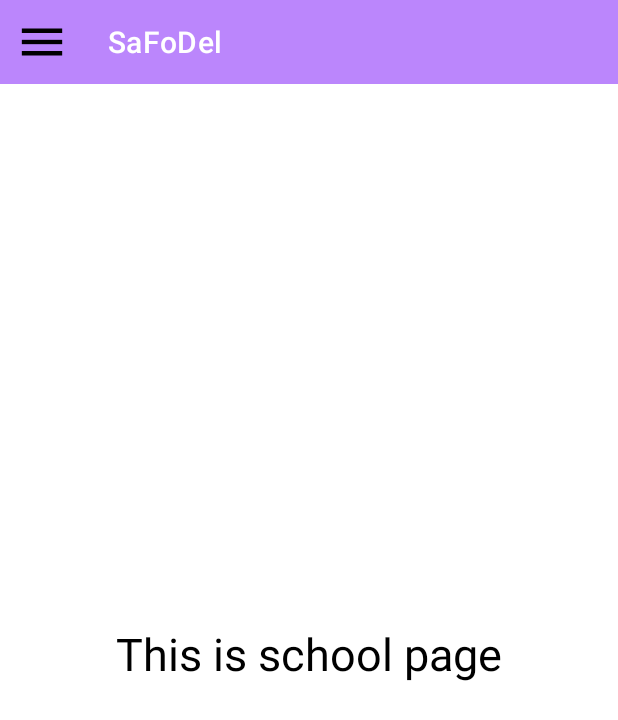
After one commit to M-POSD/SaFoDel, an Android app: the SchoolFragment screen opened through its navigation route, on a phone screen of 412 x 824 dp. The commit adds this screen. Shown: the top 720 px of the screen. Run offline under Robolectric (Android 15) with nearby library versions, the phone set to English and light mode, and no system bars.

Commit message:
init navigation function

```diff
--- a/app/build.gradle
+++ b/app/build.gradle
@@ -1,6 +1,7 @@
 plugins {
     id 'com.android.application'
     id 'kotlin-android'
+    id 'androidx.navigation.safeargs.kotlin'
 }
 
 android {
@@ -37,12 +38,14 @@ android {
 
 dependencies {
 
+    implementation "androidx.fragment:fragment-ktx:1.3.6"
     implementation 'androidx.core:core-ktx:1.6.0'
     implementation 'androidx.appcompat:appcompat:1.3.1'
     implementation 'com.google.android.material:material:1.4.0'
     implementation 'androidx.constraintlayout:constraintlayout:2.1.0'
     implementation("androidx.navigation:navigation-fragment-ktx:2.3.5")
     implementation("androidx.navigation:navigation-ui-ktx:2.3.5")
+    implementation 'androidx.legacy:legacy-support-v4:1.0.0'
     testImplementation 'junit:junit:4.13.2'
     androidTestImplementation 'androidx.test.ext:junit:1.1.3'
     androidTestImplementation 'androidx.test.espresso:espresso-core:3.4.0'
--- /dev/null
+++ b/app/src/main/java/com/example/safodel/fragment/HomeFragment.kt
@@ -0,0 +1,30 @@
+package com.example.safodel.fragment
+
+import android.os.Bundle
+import android.view.LayoutInflater
+import android.view.View
+import android.view.ViewGroup
+import androidx.fragment.app.Fragment
+import com.example.safodel.databinding.FragmentHomeBinding
+
+class HomeFragment:Fragment() {
+    private var _binding: FragmentHomeBinding? = null
+    private val binding get() = _binding!!
+
+
+    override fun onCreateView(
+        inflater: LayoutInflater,
+        container: ViewGroup?,
+        savedInstanceState: Bundle?
+    ): View {
+        _binding = FragmentHomeBinding.inflate(inflater,container,false)
+        return binding.root
+    }
+
+
+    override fun onDestroyView() {
+        super.onDestroyView()
+        _binding = null
+    }
+
+}
--- /dev/null
+++ b/app/src/main/java/com/example/safodel/fragment/SchoolFragment.kt
@@ -0,0 +1,28 @@
+package com.example.safodel.fragment
+
+import android.os.Bundle
+import android.view.LayoutInflater
+import android.view.View
+import android.view.ViewGroup
+import androidx.fragment.app.Fragment
+import com.example.safodel.databinding.FragmentSchoolBinding
+
+
+
+class SchoolFragment : Fragment() {
+    private var _binding: FragmentSchoolBinding? = null
+    private val binding get() = _binding!!
+    override fun onCreateView(
+        inflater: LayoutInflater,
+        container: ViewGroup?,
+        savedInstanceState: Bundle?
+    ): View {
+        _binding = FragmentSchoolBinding.inflate(inflater,container,false)
+        return binding.root
+    }
+
+    override fun onDestroyView() {
+        super.onDestroyView()
+        _binding = null
+    }
+}
--- a/app/src/main/java/com/example/safodel/ui/main/MainActivity.kt
+++ b/app/src/main/java/com/example/safodel/ui/main/MainActivity.kt
@@ -4,8 +4,11 @@ import androidx.appcompat.app.AppCompatActivity
 import android.os.Bundle
 import android.view.MenuItem
 import androidx.core.view.GravityCompat
+import androidx.navigation.fragment.NavHostFragment
 import com.example.safodel.R
 import com.example.safodel.databinding.ActivityMainBinding
+
+
 
 class MainActivity : AppCompatActivity() {
     private lateinit var binding: ActivityMainBinding
@@ -17,14 +20,28 @@ class MainActivity : AppCompatActivity() {
         supportActionBar?.let {
             it.setDisplayHomeAsUpEnabled(true)
             it.setHomeAsUpIndicator(R.drawable.outline_menu_black_36)
+        }
+        val navHostFragment = supportFragmentManager.findFragmentById(R.id.nav_host_fragment) as NavHostFragment
+        val navController = navHostFragment.navController // Control fragment
+
             binding.navView.setCheckedItem(R.id.nav_view)
             binding.navView.setNavigationItemSelectedListener {
+                if(!navController.popBackStack(it.itemId, false)){
+                    navController.popBackStack() // Previous fragment out of stack
+                    when(it.itemId){
+                        R.id.navHome -> navController.navigate(R.id.homefragment)
+                        R.id.navSchool -> if(navController.currentDestination?.id != it.itemId ) navController.navigate(R.id.schoolFragment)
+                    }
+                }
                 binding.drawerLayout.closeDrawers()
                 true
             }
-        }
+
     }
 
+    /**
+     * Press the navigation icon to pop up the navigation window
+     */
     override fun onOptionsItemSelected(item: MenuItem): Boolean {
         when (item.itemId) {
             android.R.id.home -> binding.drawerLayout.openDrawer(GravityCompat.START)
--- /dev/null
+++ b/app/src/main/java/com/example/safodel/ui/map/MapActivity.kt
@@ -0,0 +1,4 @@
+package com.example.safodel.ui.map
+
+class MapActivity {
+}
--- a/app/src/main/res/layout/activity_main.xml
+++ b/app/src/main/res/layout/activity_main.xml
@@ -18,6 +18,15 @@
             android:background="@color/purple_200"
             android:theme="@style/ThemeOverlay.AppCompat.Dark.ActionBar"
             app:popupTheme="@style/ThemeOverlay.AppCompat.Light" />
+
+        <androidx.fragment.app.FragmentContainerView
+            android:id="@+id/nav_host_fragment"
+            android:name="androidx.navigation.fragment.NavHostFragment"
+            android:layout_width="match_parent"
+            android:layout_height="match_parent"
+            app:defaultNavHost="true"
+            app:navGraph="@navigation/nav_graph" />
+
     </androidx.coordinatorlayout.widget.CoordinatorLayout>
 
     <com.google.android.material.navigation.NavigationView
--- /dev/null
+++ b/app/src/main/res/layout/fragment_home.xml
@@ -0,0 +1,17 @@
+<?xml version="1.0" encoding="utf-8"?>
+<FrameLayout xmlns:android="http://schemas.android.com/apk/res/android"
+    xmlns:tools="http://schemas.android.com/tools"
+    android:layout_width="match_parent"
+    android:layout_height="match_parent"
+    tools:context=".fragment.HomeFragment">
+
+    <TextView
+        android:layout_width="wrap_content"
+        android:layout_height="wrap_content"
+        android:layout_gravity="center"
+        android:layout_marginTop="24dp"
+        android:text="This is home page"
+        android:textSize="30sp"
+        android:textColor="@color/black"/>
+
+</FrameLayout>
--- /dev/null
+++ b/app/src/main/res/layout/fragment_school.xml
@@ -0,0 +1,17 @@
+<?xml version="1.0" encoding="utf-8"?>
+<FrameLayout xmlns:android="http://schemas.android.com/apk/res/android"
+    xmlns:tools="http://schemas.android.com/tools"
+    android:layout_width="match_parent"
+    android:layout_height="match_parent"
+    tools:context=".fragment.SchoolFragment">
+
+    <TextView
+        android:layout_width="wrap_content"
+        android:layout_height="wrap_content"
+        android:layout_gravity="center"
+        android:layout_marginTop="24dp"
+        android:text="This is school page"
+        android:textSize="30sp"
+        android:textColor="@color/black"/>
+
+</FrameLayout>
--- a/app/src/main/res/menu/nav_menu.xml
+++ b/app/src/main/res/menu/nav_menu.xml
@@ -1,8 +1,17 @@
 <?xml version="1.0" encoding="utf-8"?>
 <menu xmlns:android="http://schemas.android.com/apk/res/android">
     <group android:checkableBehavior="single">
+
+        <!--
+            Each button of the side navigation is described here.
+            icons download from https://fonts.google.com/icons.
+        -->
         <item
-            android:id="@+id/navCall"
+            android:id="@+id/navHome"
+            android:icon="@drawable/outline_school_black_36"
+            android:title="@string/home" />
+        <item
+            android:id="@+id/navSchool"
             android:icon="@drawable/outline_school_black_36"
             android:title="@string/school" />
 
--- /dev/null
+++ b/app/src/main/res/navigation/nav_graph.xml
@@ -0,0 +1,27 @@
+<?xml version="1.0" encoding="utf-8"?>
+<navigation xmlns:android="http://schemas.android.com/apk/res/android"
+    xmlns:app="http://schemas.android.com/apk/res-auto"
+    xmlns:tools="http://schemas.android.com/tools"
+    android:id="@+id/nav_graph"
+    app:startDestination="@id/homefragment">
+
+<!--
+    Each button in the side navigation
+    has to be registered with a fragment here.
+-->
+    <fragment
+        android:id="@+id/homefragment"
+        android:name="com.example.safodel.fragment.HomeFragment"
+        android:label="fragment_home"
+        tools:layout="@layout/fragment_home">
+        <action
+            android:id="@+id/action_homefragment_to_schoolFragment3"
+            app:destination="@id/schoolFragment" />
+    </fragment>
+    <fragment
+        android:id="@+id/schoolFragment"
+        android:name="com.example.safodel.fragment.SchoolFragment"
+        android:label="fragment_school"
+        tools:layout="@layout/fragment_school" />
+
+</navigation>
--- a/app/src/main/res/values/strings.xml
+++ b/app/src/main/res/values/strings.xml
@@ -1,4 +1,7 @@
 <resources>
     <string name="app_name">SaFoDel</string>
     <string name="school">School</string>
+
+    <string name="hello_blank_fragment">Hello blank fragment</string>
+    <string name="home">Home</string>
 </resources>
--- a/build.gradle
+++ b/build.gradle
@@ -7,6 +7,8 @@ buildscript {
     dependencies {
         classpath "com.android.tools.build:gradle:7.0.0"
         classpath "org.jetbrains.kotlin:kotlin-gradle-plugin:1.5.20"
+        classpath "androidx.navigation:navigation-safe-args-gradle-plugin:2.3.5"
+
 
         // NOTE: Do not place your application dependencies here; they belong
         // in the individual module build.gradle files
```
